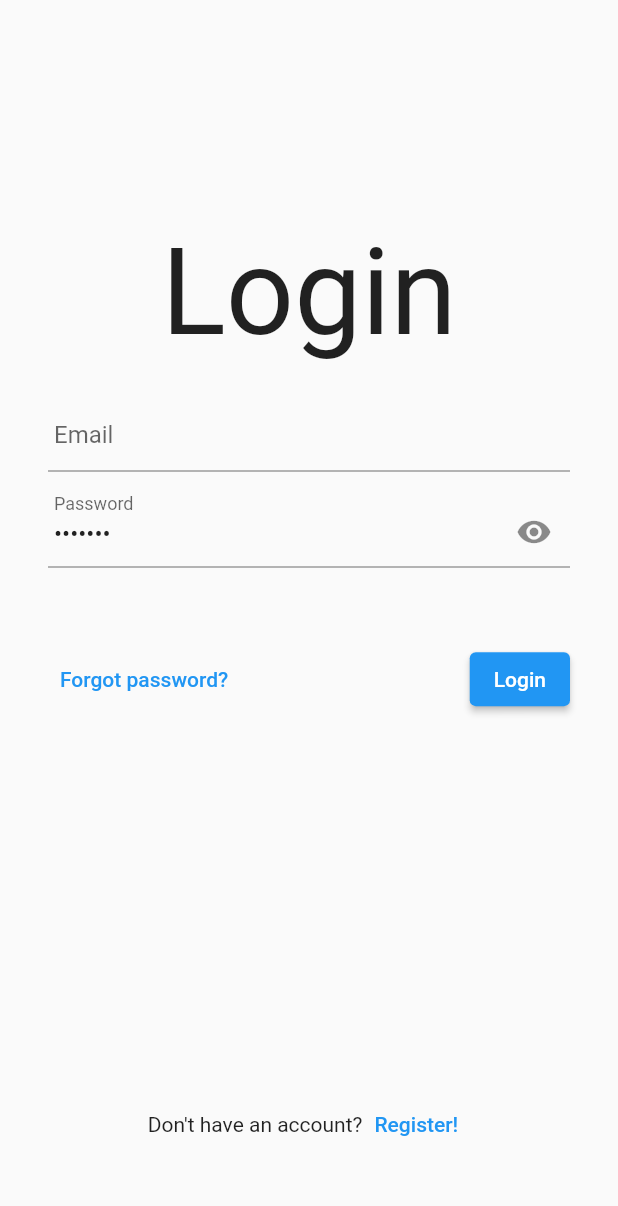
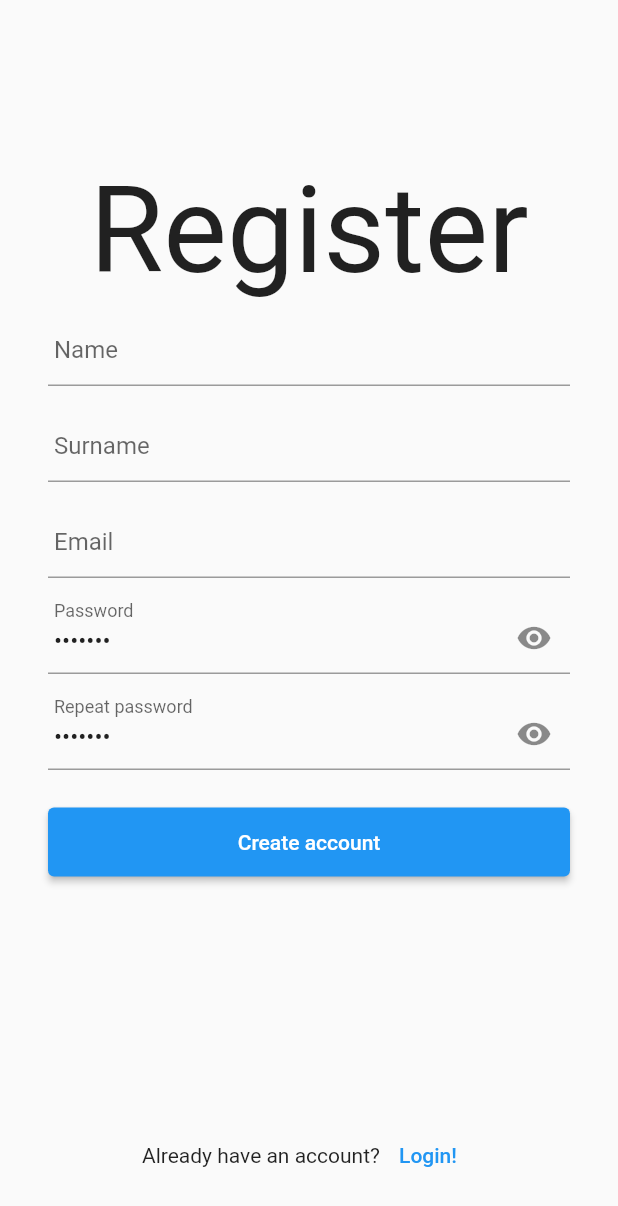
Before and after one commit to mjablecnik/flutter_modular_examples, a Flutter app: the screen it shows after launch, on a phone screen of 412 x 824 dp. Shown: the top 1206 px of the screen. Run offline on Flutter 3.47's test engine with Material 2 defaults, Android fonts, the phone set to English and light mode, and no system bars; our stand-ins replace flutter_modular, flutter_triple, google_fonts; missing offline and left inert: the_validator; Roboto replaces fonts that are missing (Cookie).

Commit message:
Add register page

```diff
--- a/lib/app/modules/auth/main.dart
+++ b/lib/app/modules/auth/main.dart
@@ -4,6 +4,7 @@ import 'package:flutter_modular/flutter_modular.dart';
 import 'logic/user_list_store.dart';
 import 'ui/login_page.dart';
 import 'data/user_repository.dart';
+import 'ui/register_page.dart';
 
 class AuthMainWidget extends StatelessWidget {
 
@@ -12,7 +13,7 @@ class AuthMainWidget extends StatelessWidget {
     return MaterialApp(
       title: 'List/Detail Demo',
       theme: ThemeData.light(),
-      home: LoginPage(),
+      home: RegisterPage(),
     );
   }
 }
--- /dev/null
+++ b/lib/app/modules/auth/ui/register_page.dart
@@ -0,0 +1,148 @@
+import 'package:flutter/material.dart';
+import 'package:flutter_modular/flutter_modular.dart';
+import 'package:google_fonts/google_fonts.dart';
+import 'package:the_validator/the_validator.dart';
+
+import '../logic/user_list_store.dart';
+
+class RegisterPage extends StatefulWidget {
+  @override
+  _RegisterPageState createState() => _RegisterPageState();
+}
+
+class _RegisterPageState extends ModularState<RegisterPage, UserListStore> {
+  final _formKey = GlobalKey<FormState>();
+
+  @override
+  void initState() {
+    super.initState();
+  }
+
+  @override
+  Widget build(BuildContext context) {
+    return Scaffold(
+      resizeToAvoidBottomInset: false,
+      body: Form(
+        key: _formKey,
+        child: Padding(
+          padding: const EdgeInsets.symmetric(horizontal: 32.0),
+          child: Column(
+            crossAxisAlignment: CrossAxisAlignment.end,
+            mainAxisAlignment: MainAxisAlignment.center,
+            mainAxisSize: MainAxisSize.min,
+            children: <Widget>[
+              Spacer(),
+              Center(
+                child: Text(
+                  "Register",
+                  style: GoogleFonts.cookie(fontSize: 80.0),
+                ),
+              ),
+              SizedBox(height: 8.0),
+              TextFormField(
+                decoration: InputDecoration(
+                  labelText: "Name",
+                  contentPadding: EdgeInsets.symmetric(horizontal: 4.0),
+                ),
+                validator: FieldValidator.multiple([FieldValidator.minLength(2), FieldValidator.required()]),
+              ),
+              SizedBox(height: 16.0),
+              TextFormField(
+                decoration: InputDecoration(
+                  labelText: "Surname",
+                  contentPadding: EdgeInsets.symmetric(horizontal: 4.0),
+                ),
+                validator: FieldValidator.multiple([FieldValidator.minLength(2), FieldValidator.required()]),
+              ),
+              SizedBox(height: 16.0),
+              TextFormField(
+                decoration: InputDecoration(
+                  labelText: "Email",
+                  contentPadding: EdgeInsets.symmetric(horizontal: 4.0),
+                ),
+                validator: FieldValidator.email(),
+              ),
+              SizedBox(height: 16.0),
+              TextFormField(
+                enableSuggestions: false,
+                autocorrect: false,
+                obscureText: true,
+                initialValue: "Test123",
+                decoration: InputDecoration(
+                  labelText: "Password",
+                  contentPadding: EdgeInsets.symmetric(horizontal: 4.0),
+                  suffixIcon: Icon(Icons.visibility),
+                ),
+                validator: FieldValidator.password(
+                  minLength: 8,
+                  shouldContainNumber: true,
+                  shouldContainCapitalLetter: true,
+                  shouldContainSmallLetter: true,
+                  errorMessage: "Password must have minimal 8 characters",
+                  onNumberNotPresent: () => "Password must contain number",
+                  onSpecialCharsNotPresent: () => "Password must contain special characters",
+                  onCapitalLetterNotPresent: () => "Password must contain capital letters",
+                ),
+              ),
+              SizedBox(height: 16.0),
+              TextFormField(
+                enableSuggestions: false,
+                autocorrect: false,
+                obscureText: true,
+                initialValue: "Test123",
+                decoration: InputDecoration(
+                  labelText: "Repeat password",
+                  contentPadding: EdgeInsets.symmetric(horizontal: 4.0),
+                  suffixIcon: Icon(Icons.visibility),
+                ),
+                validator: FieldValidator.password(
+                  minLength: 8,
+                  shouldContainNumber: true,
+                  shouldContainCapitalLetter: true,
+                  shouldContainSmallLetter: true,
+                  errorMessage: "Password must have minimal 8 characters",
+                  onNumberNotPresent: () => "Password must contain number",
+                  onSpecialCharsNotPresent: () => "Password must contain special characters",
+                  onCapitalLetterNotPresent: () => "Password must contain capital letters",
+                ),
+              ),
+              Center(
+                child: Padding(
+                  padding: const EdgeInsets.symmetric(vertical: 24.0),
+                  child: ElevatedButton(
+                    style: ElevatedButton.styleFrom(
+                      minimumSize: Size(double.infinity, 46),
+                    ),
+                    onPressed: () {
+                      if (_formKey.currentState!.validate()) {
+                        ScaffoldMessenger.of(context).showSnackBar(
+                          SnackBar(
+                            content: Text('Processing Data'),
+                          ),
+                        );
+                      }
+                    },
+                    child: Text('Create account'),
+                  ),
+                ),
+              ),
+              Spacer(),
+              Expanded(
+                child: Row(
+                  mainAxisAlignment: MainAxisAlignment.center,
+                  children: [
+                    Text("Already have an account?"),
+                    TextButton(
+                      onPressed: () => print("TODO: Go to login page."),
+                      child: Text("Login!"),
+                    ),
+                  ],
+                ),
+              )
+            ],
+          ),
+        ),
+      ),
+    );
+  }
+}
```
